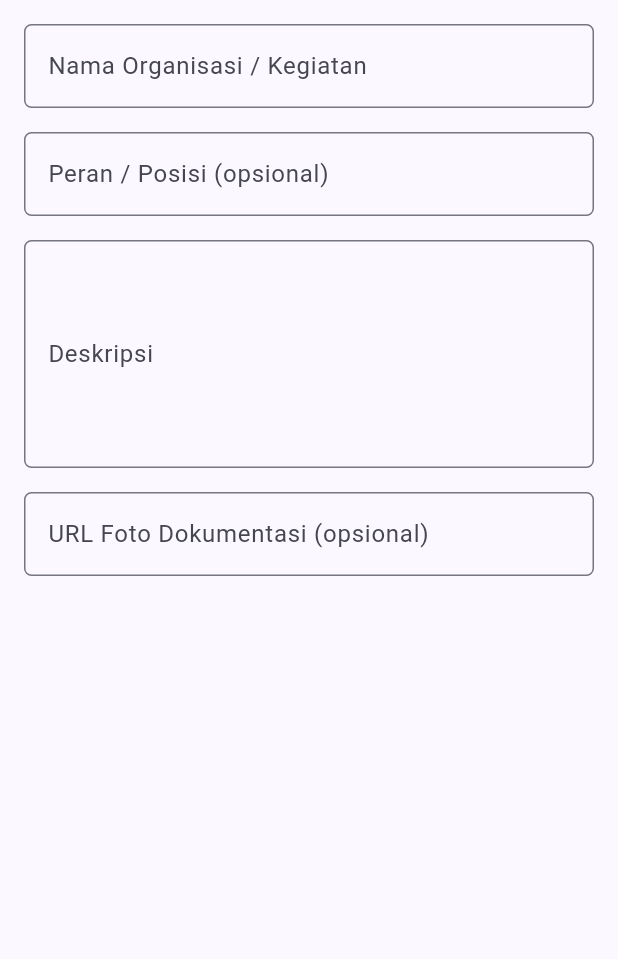
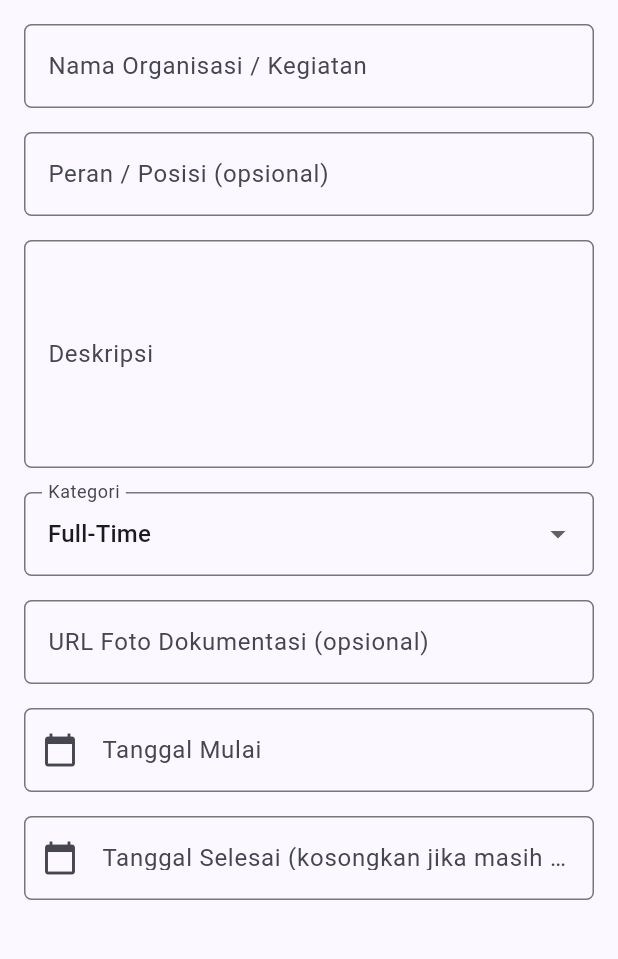
Before and after one commit to fazaaqila09/myportofolio_mobile, a Flutter app: the ExperienceFormPage screen opened directly, on a phone screen of 412 x 824 dp, the part 84-1043 px from its top. Run offline on Flutter 3.47's test engine with Material 3 defaults, Android fonts, the phone set to English and light mode, and no system bars; our stand-ins replace material_ui.

Commit message:
feat: tambah pilihan kategori dan date picker beserta validasi urutan tanggal

```diff
--- a/lib/screens/experience_form.dart
+++ b/lib/screens/experience_form.dart
@@ -18,8 +18,27 @@ class _ExperienceFormPageState extends State<ExperienceFormPage> {
   static const int _roleMaxLength = 100; // role = CharField(max_length=100)
   static const int _urlMaxLength = 200; // URLField: max_length bawaan 200
 
+  // Pilihan kategori disamakan dengan EXPERIENCE_CHOICES di model Django:
+  // kunci = nilai yang disimpan, nilai = label yang ditampilkan.
+  static const Map<String, String> _categories = {
+    'organization': 'Organization',
+    'committee': 'Committee',
+    'volunteer': 'Volunteer',
+    'part-time': 'Part-Time',
+    'full-time': 'Full-Time',
+    'internship': 'Internship',
+  };
+
   // Kunci untuk mengakses FormState: menjalankan validate() dan reset().
   final _formKey = GlobalKey<FormState>();
+
+  // Kategori terpilih; default 'full-time' sama seperti di model Django.
+  String _category = 'full-time';
+
+  // Tanggal disimpan sebagai DateTime; null berarti belum dipilih.
+  // Tanggal selesai yang kosong berarti kegiatan masih berlangsung.
+  DateTime? _startDate;
+  DateTime? _endDate;
 
   // Controller menyimpan isian setiap field teks dan ikut dikosongkan oleh
   // _formKey.currentState!.reset().
@@ -27,6 +46,9 @@ class _ExperienceFormPageState extends State<ExperienceFormPage> {
   final _roleController = TextEditingController();
   final _descriptionController = TextEditingController();
   final _thumbnailController = TextEditingController();
+  // Controller tanggal hanya untuk menampilkan tanggal terpilih di field.
+  final _startDateController = TextEditingController();
+  final _endDateController = TextEditingController();
 
   @override
   void dispose() {
@@ -35,6 +57,8 @@ class _ExperienceFormPageState extends State<ExperienceFormPage> {
     _roleController.dispose();
     _descriptionController.dispose();
     _thumbnailController.dispose();
+    _startDateController.dispose();
+    _endDateController.dispose();
     super.dispose();
   }
 
@@ -86,6 +110,67 @@ class _ExperienceFormPageState extends State<ExperienceFormPage> {
     return null;
   }
 
+  /// Tanggal mulai wajib dipilih.
+  String? _validateStartDate(String? _) {
+    if (_startDate == null) {
+      return 'Tanggal mulai wajib dipilih!';
+    }
+    return null;
+  }
+
+  /// Tanggal selesai boleh kosong (masih berlangsung), tetapi tidak boleh
+  /// lebih awal dari tanggal mulai (sama seperti clean() di ExperienceForm).
+  String? _validateEndDate(String? _) {
+    final start = _startDate;
+    final end = _endDate;
+    if (start != null && end != null && end.isBefore(start)) {
+      return 'Tanggal selesai tidak boleh sebelum tanggal mulai.';
+    }
+    return null;
+  }
+
+  // Tanggal
+
+  /// Format YYYY-MM-DD, sama dengan format tanggal di Django.
+  static String _formatDate(DateTime date) {
+    final month = date.month.toString().padLeft(2, '0');
+    final day = date.day.toString().padLeft(2, '0');
+    return '${date.year}-$month-$day';
+  }
+
+  /// Membuka kalender lewat showDatePicker(), lalu menyimpan hasilnya ke state
+  /// dan menampilkannya di field. Membatalkan kalender tidak mengubah apa pun.
+  Future<void> _pickDate({required bool isStart}) async {
+    final current = isStart ? _startDate : _endDate;
+    final picked = await showDatePicker(
+      context: context,
+      initialDate: current ?? _startDate ?? DateTime.now(),
+      firstDate: DateTime(2000),
+      lastDate: DateTime(2100),
+    );
+    // Halaman bisa saja sudah ditutup saat kalender masih terbuka.
+    if (picked == null || !mounted) {
+      return;
+    }
+    setState(() {
+      if (isStart) {
+        _startDate = picked;
+        _startDateController.text = _formatDate(picked);
+      } else {
+        _endDate = picked;
+        _endDateController.text = _formatDate(picked);
+      }
+    });
+  }
+
+  /// Mengosongkan tanggal selesai (kembali ke status "masih berlangsung").
+  void _clearEndDate() {
+    setState(() {
+      _endDate = null;
+      _endDateController.clear();
+    });
+  }
+
   // Tampilan
 
   /// Satu field teks dengan gaya yang seragam (border membulat, label, hint).
@@ -106,6 +191,35 @@ class _ExperienceFormPageState extends State<ExperienceFormPage> {
         decoration: InputDecoration(
           hintText: hint,
           labelText: label,
+          border: OutlineInputBorder(
+            borderRadius: BorderRadius.circular(5.0),
+          ),
+        ),
+        validator: validator,
+      ),
+    );
+  }
+
+  /// Field tanggal: read-only, membuka kalender saat ditekan, dan tetap
+  /// divalidasi oleh Form karena berupa TextFormField.
+  Widget _buildDateField({
+    required TextEditingController controller,
+    required String label,
+    required VoidCallback onTap,
+    required FormFieldValidator<String> validator,
+    Widget? suffixIcon,
+  }) {
+    return Padding(
+      padding: const EdgeInsets.all(8.0),
+      child: TextFormField(
+        controller: controller,
+        readOnly: true,
+        onTap: onTap,
+        decoration: InputDecoration(
+          hintText: 'YYYY-MM-DD',
+          labelText: label,
+          prefixIcon: const Icon(Icons.calendar_today),
+          suffixIcon: suffixIcon,
           border: OutlineInputBorder(
             borderRadius: BorderRadius.circular(5.0),
           ),
@@ -172,6 +286,33 @@ class _ExperienceFormPageState extends State<ExperienceFormPage> {
                 validator: (value) => _validateRequired(value, 'Deskripsi'),
               ),
 
+              // === Kategori (wajib, pilihan dari EXPERIENCE_CHOICES) ===
+              Padding(
+                padding: const EdgeInsets.all(8.0),
+                child: DropdownButtonFormField<String>(
+                  decoration: InputDecoration(
+                    labelText: 'Kategori',
+                    border: OutlineInputBorder(
+                      borderRadius: BorderRadius.circular(5.0),
+                    ),
+                  ),
+                  initialValue: _category,
+                  items: _categories.entries
+                      .map((entry) => DropdownMenuItem(
+                            value: entry.key,
+                            child: Text(entry.value),
+                          ))
+                      .toList(),
+                  onChanged: (String? newValue) {
+                    setState(() {
+                      _category = newValue!;
+                    });
+                  },
+                  validator: (value) =>
+                      value == null ? 'Kategori wajib dipilih!' : null,
+                ),
+              ),
+
               // === URL foto dokumentasi (opsional) ===
               _buildTextField(
                 controller: _thumbnailController,
@@ -180,6 +321,29 @@ class _ExperienceFormPageState extends State<ExperienceFormPage> {
                 keyboardType: TextInputType.url,
                 validator: _validateOptionalUrl,
               ),
+
+              // === Tanggal mulai (wajib) ===
+              _buildDateField(
+                controller: _startDateController,
+                label: 'Tanggal Mulai',
+                onTap: () => _pickDate(isStart: true),
+                validator: _validateStartDate,
+              ),
+
+              // === Tanggal selesai (opsional; kosong = masih berlangsung) ===
+              _buildDateField(
+                controller: _endDateController,
+                label: 'Tanggal Selesai (kosongkan jika masih berlangsung)',
+                onTap: () => _pickDate(isStart: false),
+                validator: _validateEndDate,
+                suffixIcon: _endDate == null
+                    ? null
+                    : IconButton(
+                        icon: const Icon(Icons.clear),
+                        tooltip: 'Kosongkan tanggal selesai',
+                        onPressed: _clearEndDate,
+                      ),
+              ),
             ],
           ),
         ),
```
